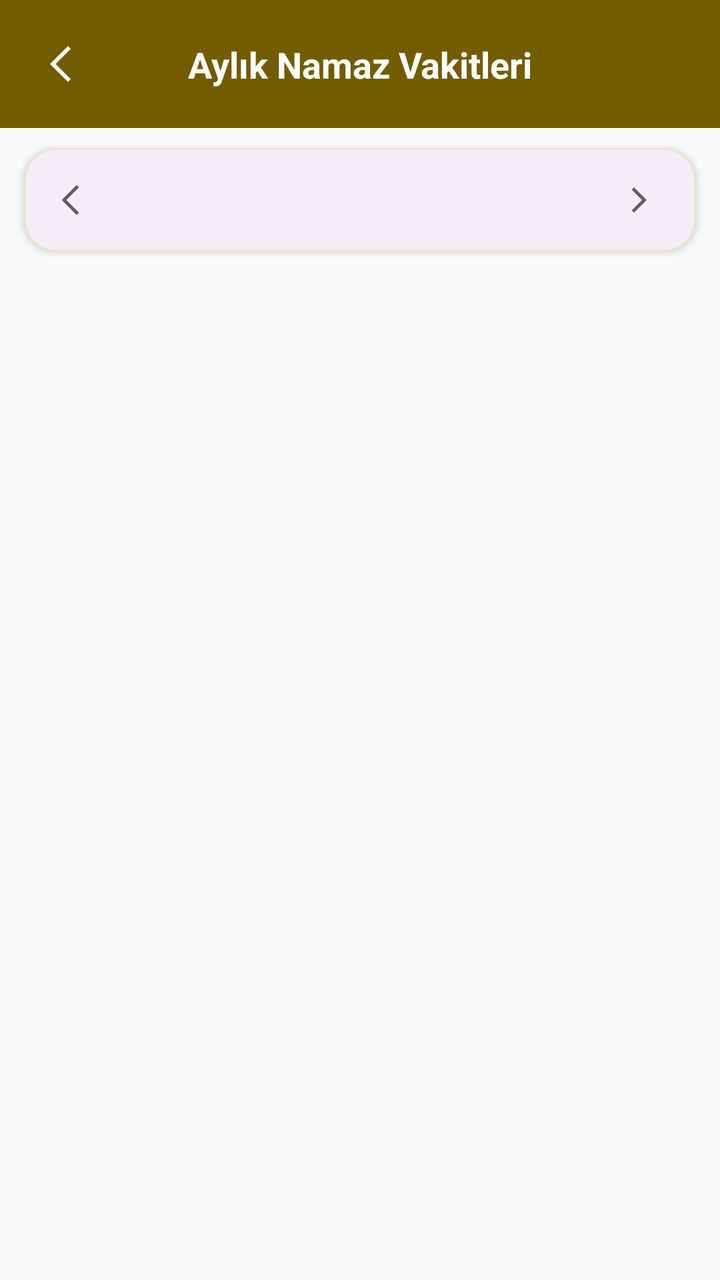
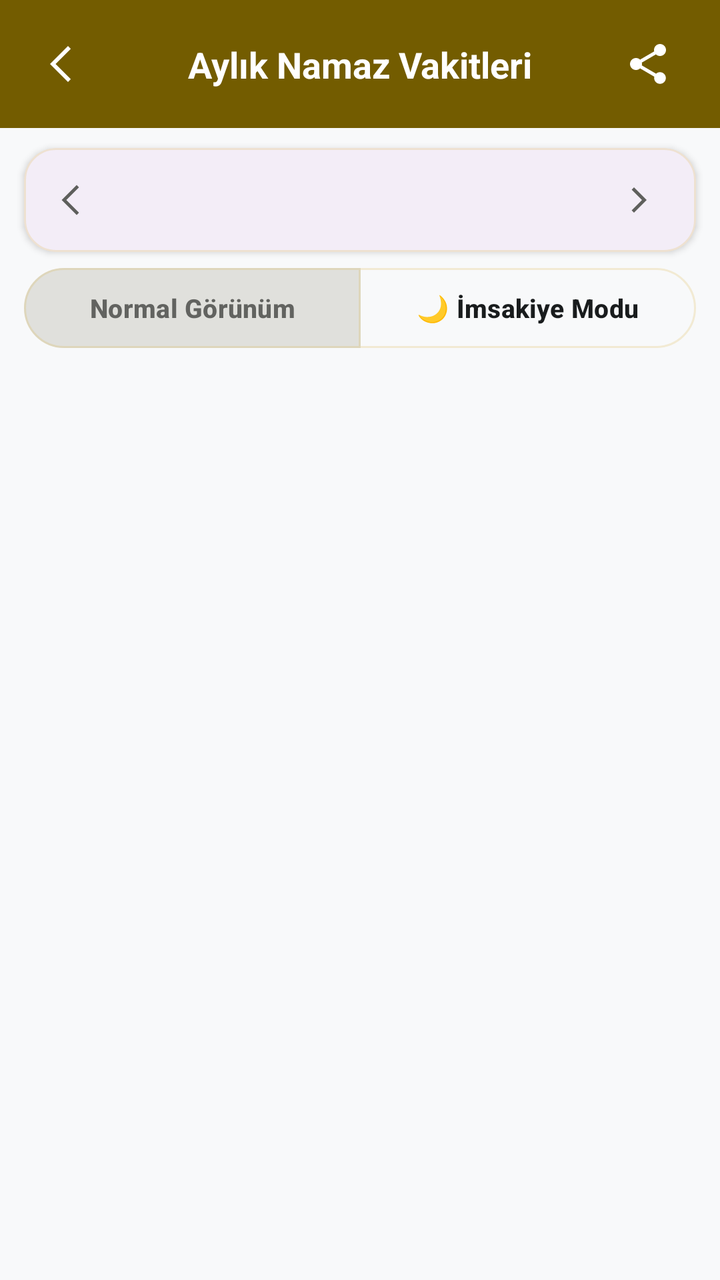

Before-and-after screenshots of an Android layout around one commit, followed by the original layout XML and the change that was made.
<!-- AndroidManifest.xml: activity theme Theme.Hilalim -->
<!-- res/layout/activity_aylik_vakitler.xml -->
<?xml version="1.0" encoding="utf-8"?>
<androidx.constraintlayout.widget.ConstraintLayout xmlns:android="http://schemas.android.com/apk/res/android"
    xmlns:app="http://schemas.android.com/apk/res-auto"
    android:layout_width="match_parent"
    android:layout_height="match_parent"
    android:background="@color/neutral_bg">

    <androidx.constraintlayout.widget.ConstraintLayout
        android:id="@+id/header"
        android:layout_width="match_parent"
        android:layout_height="64dp"
        android:background="@color/header_bg"
        android:paddingHorizontal="16dp"
        app:layout_constraintTop_toTopOf="parent">

        <ImageView
            android:id="@+id/btn_back"
            android:layout_width="40dp"
            android:layout_height="40dp"
            android:contentDescription="@string/desc_back"
            android:padding="8dp"
            android:src="@drawable/ic_back_arrow"
            app:layout_constraintBottom_toBottomOf="parent"
            app:layout_constraintStart_toStartOf="parent"
            app:layout_constraintTop_toTopOf="parent"
            app:tint="@color/white" />

        <TextView
            android:layout_width="wrap_content"
            android:layout_height="wrap_content"
            android:text="@string/aylik_vakitler_title"
            android:textColor="@color/white"
            android:textSize="18sp"
            android:textStyle="bold"
            app:layout_constraintBottom_toBottomOf="parent"
            app:layout_constraintEnd_toEndOf="parent"
            app:layout_constraintStart_toStartOf="parent"
            app:layout_constraintTop_toTopOf="parent" />
    </androidx.constraintlayout.widget.ConstraintLayout>

    <com.google.android.material.card.MaterialCardView
        android:id="@+id/month_bar"
        android:layout_width="match_parent"
        android:layout_height="wrap_content"
        android:layout_marginHorizontal="12dp"
        android:layout_marginTop="10dp"
        app:cardBackgroundColor="?attr/colorSurfaceContainer"
        app:cardCornerRadius="16dp"
        app:cardElevation="2dp"
        app:layout_constraintTop_toBottomOf="@id/header"
        app:strokeColor="@color/card_stroke"
        app:strokeWidth="1dp">

        <LinearLayout
            android:layout_width="match_parent"
            android:layout_height="wrap_content"
            android:gravity="center_vertical"
            android:orientation="horizontal"
            android:paddingHorizontal="8dp"
            android:paddingVertical="6dp">

            <ImageView
                android:id="@+id/btn_prev_month"
                android:layout_width="40dp"
                android:layout_height="40dp"
                android:background="?attr/selectableItemBackgroundBorderless"
                android:clickable="true"
                android:contentDescription="@string/prev_month"
                android:focusable="true"
                android:padding="10dp"
                android:src="@drawable/ic_back_arrow"
                app:tint="?attr/colorSecondary" />

            <TextView
                android:id="@+id/txt_month_year"
                android:layout_width="0dp"
                android:layout_height="wrap_content"
                android:layout_weight="1"
                android:gravity="center"
                android:textColor="?attr/colorPrimary"
                android:textSize="16sp"
                android:textStyle="bold" />

            <ImageView
                android:id="@+id/btn_next_month"
                android:layout_width="40dp"
                android:layout_height="40dp"
                android:background="?attr/selectableItemBackgroundBorderless"
                android:clickable="true"
                android:contentDescription="@string/next_month"
                android:focusable="true"
                android:padding="10dp"
                android:src="@drawable/ic_forward_arrow"
                app:tint="?attr/colorSecondary" />
        </LinearLayout>
    </com.google.android.material.card.MaterialCardView>

    <ProgressBar
        android:id="@+id/progress_loading"
        android:layout_width="wrap_content"
        android:layout_height="wrap_content"
        android:indeterminateTint="@color/secondary"
        app:layout_constraintBottom_toBottomOf="parent"
        app:layout_constraintEnd_toEndOf="parent"
        app:layout_constraintStart_toStartOf="parent"
        app:layout_constraintTop_toBottomOf="@id/month_bar" />

    <TextView
        android:id="@+id/txt_error"
        android:layout_width="0dp"
        android:layout_height="wrap_content"
        android:layout_marginHorizontal="32dp"
        android:gravity="center"
        android:text="@string/aylik_vakitler_error"
        android:textColor="@color/text_muted"
        android:textSize="14sp"
        android:visibility="gone"
        app:layout_constraintBottom_toBottomOf="parent"
        app:layout_constraintEnd_toEndOf="parent"
        app:layout_constraintStart_toStartOf="parent"
        app:layout_constraintTop_toBottomOf="@id/month_bar" />

    <androidx.recyclerview.widget.RecyclerView
        android:id="@+id/rv_monthly"
        android:layout_width="match_parent"
        android:layout_height="0dp"
        android:clipToPadding="false"
        android:padding="12dp"
        android:visibility="gone"
        app:layout_constraintBottom_toBottomOf="parent"
        app:layout_constraintTop_toBottomOf="@id/month_bar" />

</androidx.constraintlayout.widget.ConstraintLayout>
<!-- resources referenced by this layout -->
<resources>
  <color name="card_stroke">#33D4AF37</color>
  <color name="header_bg">#735C00</color>
  <color name="neutral_bg">@color/md_theme_light_background</color>
  <color name="secondary">@color/sacred_gold</color>
  <color name="text_muted">#80191C1D</color>
  <color name="white">#FFFFFFFF</color>
  <!-- drawable ic_back_arrow (drawable) -->
  <vector xmlns:android="http://schemas.android.com/apk/res/android"
      android:width="24dp"
      android:height="24dp"
      android:viewportWidth="960"
      android:viewportHeight="960"
      android:autoMirrored="true"
      android:tint="?attr/colorControlNormal">
    <path
        android:fillColor="@android:color/white"
        android:pathData="M400,840L40,480L400,120L456,176L152,480L456,784L400,840Z"/>
  </vector>
  <string name="aylik_vakitler_error">Aylık vakitler yüklenemedi.</string>
  <string name="aylik_vakitler_title">Aylık Namaz Vakitleri</string>
  <string name="desc_back">Geri</string>
  <string name="next_month">Sonraki Ay</string>
  <string name="prev_month">Önceki Ay</string>
  <style name="Theme.Hilalim" parent="Base.Theme.Hilalim" />
  <color name="md_theme_light_background">#F8F9FA</color>
  <color name="sacred_gold">#D4AF37</color>
  <color name="md_theme_light_primary">#735C00</color>
  <color name="md_theme_light_onPrimary">#FFFFFF</color>
  <color name="md_theme_light_primaryContainer">#D4AF37</color>
  <color name="md_theme_light_onPrimaryContainer">#554300</color>
  <color name="md_theme_light_secondary">#5E5F5C</color>
  <color name="md_theme_light_onSecondary">#FFFFFF</color>
  <color name="md_theme_light_secondaryContainer">#E0E0DC</color>
  <color name="md_theme_light_onSecondaryContainer">#626360</color>
  <color name="md_theme_light_tertiary">#5F5F56</color>
  <color name="md_theme_light_onTertiary">#FFFFFF</color>
  <color name="md_theme_light_tertiaryContainer">#B4B3A8</color>
  <color name="md_theme_light_onTertiaryContainer">#45453D</color>
  <color name="md_theme_light_surface">#F8F9FA</color>
  <color name="md_theme_light_onSurface">#191C1D</color>
  <color name="md_theme_light_surfaceVariant">#E1E3E4</color>
  <color name="md_theme_light_onSurfaceVariant">#4D4635</color>
  <color name="md_theme_light_outline">#7F7663</color>
  <color name="md_theme_light_inverseSurface">#2E3132</color>
  <color name="md_theme_light_inverseOnSurface">#EFF1F2</color>
  <color name="md_theme_light_error">#BA1A1A</color>
  <color name="md_theme_light_onError">#FFFFFF</color>
  <color name="md_theme_light_errorContainer">#FFDAD6</color>
  <color name="md_theme_light_onErrorContainer">#93000A</color>
  <!-- unchanged entries left out for length: 2 -->
</resources>

<!-- the commit's change to res/layout/activity_aylik_vakitler.xml (unified diff, before → after) -->
@@ -5,6 +5,7 @@
     android:layout_height="match_parent"
     android:background="@color/neutral_bg">
 
+    
     <androidx.constraintlayout.widget.ConstraintLayout
         android:id="@+id/header"
         android:layout_width="match_parent"
@@ -33,11 +34,25 @@
             android:textSize="18sp"
             android:textStyle="bold"
             app:layout_constraintBottom_toBottomOf="parent"
+            app:layout_constraintEnd_toStartOf="@id/btn_share_imsakiye"
+            app:layout_constraintStart_toEndOf="@id/btn_back"
+            app:layout_constraintTop_toTopOf="parent" />
+
+        <ImageView
+            android:id="@+id/btn_share_imsakiye"
+            android:layout_width="40dp"
+            android:layout_height="40dp"
+            android:background="?attr/selectableItemBackgroundBorderless"
+            android:contentDescription="@string/share_imsakiye"
+            android:padding="8dp"
+            android:src="@drawable/ic_share"
+            app:layout_constraintBottom_toBottomOf="parent"
             app:layout_constraintEnd_toEndOf="parent"
-            app:layout_constraintStart_toStartOf="parent"
-            app:layout_constraintTop_toTopOf="parent" />
+            app:layout_constraintTop_toTopOf="parent"
+            app:tint="@color/white" />
     </androidx.constraintlayout.widget.ConstraintLayout>
 
+    
     <com.google.android.material.card.MaterialCardView
         android:id="@+id/month_bar"
         android:layout_width="match_parent"
@@ -95,6 +110,87 @@
         </LinearLayout>
     </com.google.android.material.card.MaterialCardView>
 
+    
+    <com.google.android.material.button.MaterialButtonToggleGroup
+        android:id="@+id/toggle_view_mode"
+        android:layout_width="match_parent"
+        android:layout_height="wrap_content"
+        android:layout_marginHorizontal="12dp"
+        android:layout_marginTop="8dp"
+        app:checkedButton="@id/btn_mode_normal"
+        app:layout_constraintTop_toBottomOf="@id/month_bar"
+        app:selectionRequired="true"
+        app:singleSelection="true">
+
+        <com.google.android.material.button.MaterialButton
+            android:id="@+id/btn_mode_normal"
+            style="@style/Widget.Material3.Button.OutlinedButton"
+            android:layout_width="0dp"
+            android:layout_height="40dp"
+            android:layout_weight="1"
+            android:insetTop="0dp"
+            android:insetBottom="0dp"
+            android:text="@string/mode_normal"
+            android:textSize="13sp"
+            android:textStyle="bold"
+            app:strokeColor="@color/card_stroke" />
+
+        <com.google.android.material.button.MaterialButton
+            android:id="@+id/btn_mode_imsakiye"
+            style="@style/Widget.Material3.Button.OutlinedButton"
+            android:layout_width="0dp"
+            android:layout_height="40dp"
+            android:layout_weight="1"
+            android:insetTop="0dp"
+            android:insetBottom="0dp"
+            android:text="@string/mode_imsakiye"
+            android:textSize="13sp"
+            android:textStyle="bold"
+            app:strokeColor="@color/card_stroke" />
+    </com.google.android.material.button.MaterialButtonToggleGroup>
+
+    
+    <com.google.android.material.card.MaterialCardView
+        android:id="@+id/card_imsakiye_live_info"
+        android:layout_width="match_parent"
+        android:layout_height="wrap_content"
+        android:layout_marginHorizontal="12dp"
+        android:layout_marginTop="8dp"
+        android:visibility="gone"
+        app:cardCornerRadius="18dp"
+        app:cardElevation="2dp"
+        app:layout_constraintTop_toBottomOf="@id/toggle_view_mode"
+        app:strokeColor="@color/card_stroke"
+        app:strokeWidth="1dp">
+
+        <LinearLayout
+            android:layout_width="match_parent"
+            android:layout_height="wrap_content"
+            android:background="@drawable/bg_dark_gradient_card"
+            android:gravity="center"
+            android:orientation="vertical"
+            android:padding="14dp">
+
+            <TextView
+                android:id="@+id/txt_imsakiye_target_label"
+                android:layout_width="wrap_content"
+                android:layout_height="wrap_content"
+                android:text="@string/iftar_countdown_label"
+                android:textColor="@color/gold"
+                android:textSize="14sp"
+                android:textStyle="bold" />
+
+            <Chronometer
+                android:id="@+id/chrono_imsakiye_countdown"
+                android:layout_width="wrap_content"
+                android:layout_height="wrap_content"
+                android:layout_marginTop="4dp"
+                android:textColor="@color/white"
+                android:textSize="26sp"
+                android:textStyle="bold" />
+        </LinearLayout>
+    </com.google.android.material.card.MaterialCardView>
+
     <ProgressBar
         android:id="@+id/progress_loading"
         android:layout_width="wrap_content"
@@ -103,7 +199,7 @@
         app:layout_constraintBottom_toBottomOf="parent"
         app:layout_constraintEnd_toEndOf="parent"
         app:layout_constraintStart_toStartOf="parent"
-        app:layout_constraintTop_toBottomOf="@id/month_bar" />
+        app:layout_constraintTop_toBottomOf="@id/card_imsakiye_live_info" />
 
     <TextView
         android:id="@+id/txt_error"
@@ -118,7 +214,7 @@
         app:layout_constraintBottom_toBottomOf="parent"
         app:layout_constraintEnd_toEndOf="parent"
         app:layout_constraintStart_toStartOf="parent"
-        app:layout_constraintTop_toBottomOf="@id/month_bar" />
+        app:layout_constraintTop_toBottomOf="@id/card_imsakiye_live_info" />
 
     <androidx.recyclerview.widget.RecyclerView
         android:id="@+id/rv_monthly"
@@ -128,6 +224,6 @@
         android:padding="12dp"
         android:visibility="gone"
         app:layout_constraintBottom_toBottomOf="parent"
-        app:layout_constraintTop_toBottomOf="@id/month_bar" />
+        app:layout_constraintTop_toBottomOf="@id/card_imsakiye_live_info" />
 
 </androidx.constraintlayout.widget.ConstraintLayout>
<!-- resource entries referenced after the edit -->
@@ -1,11 +1,22 @@
 <!-- resources referenced by this layout -->
 <resources>
   <color name="card_stroke">#33D4AF37</color>
+  <color name="gold">#D4AF37</color>
   <color name="header_bg">#735C00</color>
   <color name="neutral_bg">@color/md_theme_light_background</color>
   <color name="secondary">@color/sacred_gold</color>
   <color name="text_muted">#80191C1D</color>
   <color name="white">#FFFFFFFF</color>
+  <!-- drawable bg_dark_gradient_card (drawable) -->
+  <?xml version="1.0" encoding="utf-8"?>
+  <shape xmlns:android="http://schemas.android.com/apk/res/android">
+      
+      <gradient
+          android:startColor="#1A365D"
+          android:endColor="#0F2922"
+          android:angle="270" />
+      <corners android:radius="24dp" />
+  </shape>
   <!-- drawable ic_back_arrow (drawable) -->
   <vector xmlns:android="http://schemas.android.com/apk/res/android"
       android:width="24dp"
@@ -18,11 +29,25 @@
         android:fillColor="@android:color/white"
         android:pathData="M400,840L40,480L400,120L456,176L152,480L456,784L400,840Z"/>
   </vector>
+  <!-- drawable ic_share (drawable) -->
+  <vector xmlns:android="http://schemas.android.com/apk/res/android"
+      android:width="24dp"
+      android:height="24dp"
+      android:viewportWidth="24"
+      android:viewportHeight="24">
+      <path
+          android:fillColor="@android:color/white"
+          android:pathData="M18,16.08c-0.76,0 -1.44,0.3 -1.96,0.77L8.91,12.7c0.05,-0.23 0.09,-0.46 0.09,-0.7s-0.04,-0.47 -0.09,-0.7l7.05,-4.11c0.54,0.5 1.25,0.81 2.04,0.81 1.66,0 3,-1.34 3,-3s-1.34,-3 -3,-3 -3,1.34 -3,3c0,0.24 0.04,0.47 0.09,0.7L8.04,9.81C7.5,9.31 6.79,9 6,9c-1.66,0 -3,1.34 -3,3s1.34,3 3,3c0.79,0 1.5,-0.31 2.04,-0.81l7.12,4.16c-0.05,0.21 -0.08,0.43 -0.08,0.65 0,1.61 1.31,2.92 2.92,2.92s2.92,-1.31 2.92,-2.92 -1.31,-2.92 -2.92,-2.92z"/>
+  </vector>
   <string name="aylik_vakitler_error">Aylık vakitler yüklenemedi.</string>
   <string name="aylik_vakitler_title">Aylık Namaz Vakitleri</string>
   <string name="desc_back">Geri</string>
+  <string name="iftar_countdown_label">İftara Kalan Süre</string>
+  <string name="mode_imsakiye">🌙 İmsakiye Modu</string>
+  <string name="mode_normal">Normal Görünüm</string>
   <string name="next_month">Sonraki Ay</string>
   <string name="prev_month">Önceki Ay</string>
+  <string name="share_imsakiye">İmsakiyeyi Paylaş</string>
   <style name="Theme.Hilalim" parent="Base.Theme.Hilalim" />
   <color name="md_theme_light_background">#F8F9FA</color>
   <color name="sacred_gold">#D4AF37</color>
